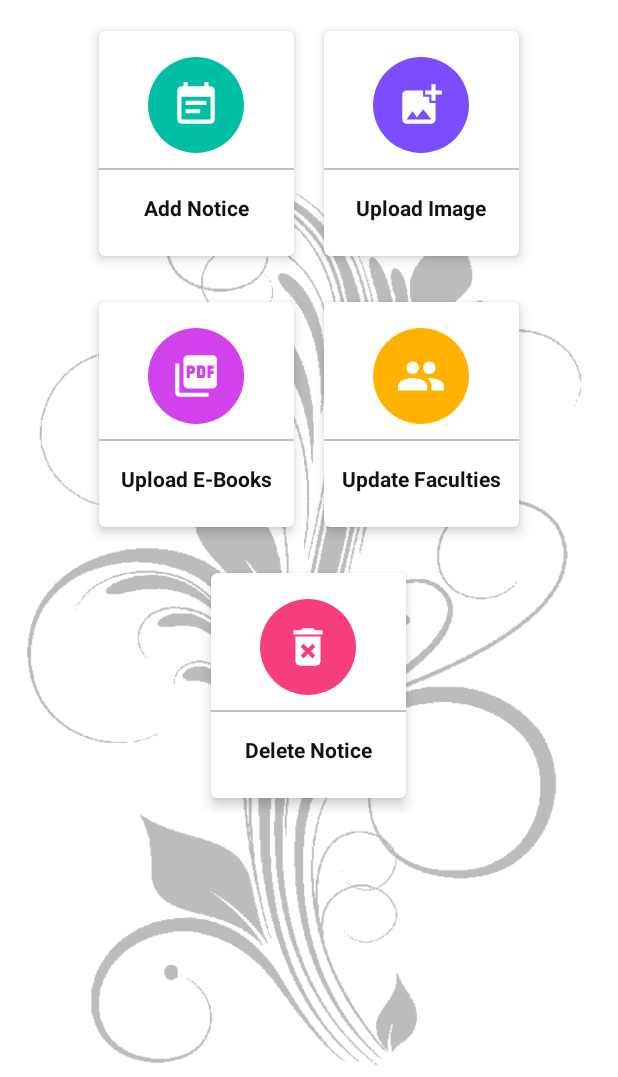
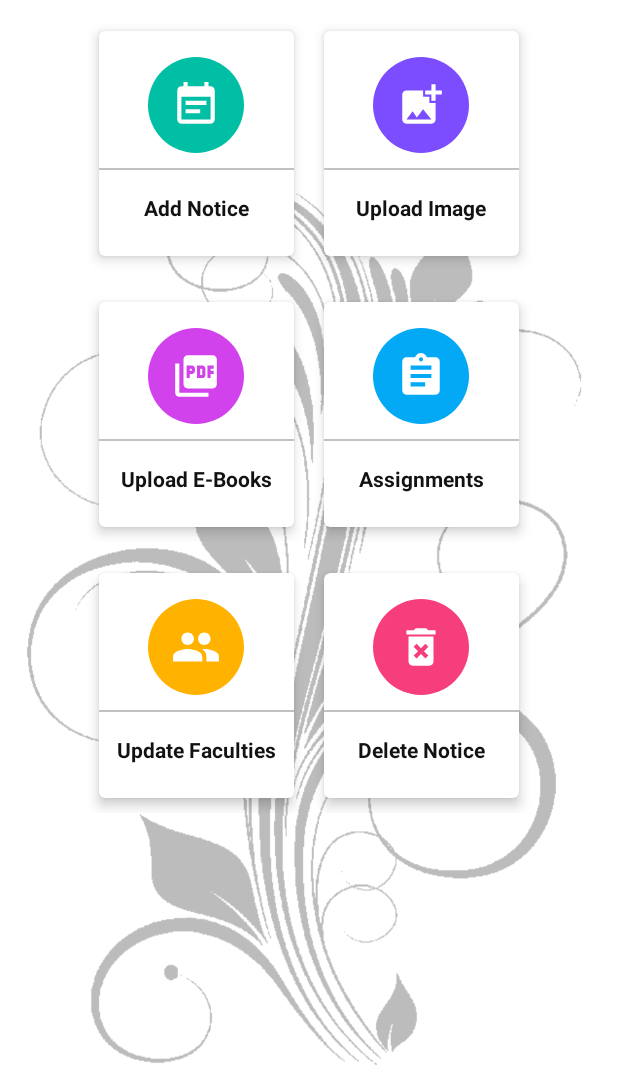
Before and after one commit to reedip-adhikary/College-Application, an Android app: the screen it shows after launch (MainActivity), on a phone screen of 412 x 824 dp, the part 159-1236 px from its top. Run offline under Robolectric (Android 15) with nearby library versions, the light colour scheme and no system bars.

Commit message:
gallery image selection & layout

```diff
--- a/AdminApp/app/src/main/java/com/appone/jainadmin/MainActivity.java
+++ b/AdminApp/app/src/main/java/com/appone/jainadmin/MainActivity.java
@@ -9,7 +9,7 @@ import android.view.View;
 
 public class MainActivity extends AppCompatActivity implements View.OnClickListener {
 
-    CardView uploadNotice;
+    CardView uploadNotice, addGalleryImage;
 
     @Override
     protected void onCreate(Bundle savedInstanceState) {
@@ -17,14 +17,23 @@ public class MainActivity extends AppCompatActivity implements View.OnClickListe
         setContentView(R.layout.activity_main);
 
         uploadNotice = findViewById(R.id.addNotice);
+        addGalleryImage = findViewById(R.id.addGalleryImage);
+
         uploadNotice.setOnClickListener(this);
+        addGalleryImage.setOnClickListener(this);
     }
 
     @Override
     public void onClick(View view) {
+        Intent intent;
         switch (view.getId()){
             case R.id.addNotice:
-                Intent intent =new Intent(MainActivity.this, UploadNotice.class);
+                intent =new Intent(MainActivity.this, UploadNotice.class);
+                startActivity(intent);
+                break;
+
+            case R.id.addGalleryImage:
+                intent =new Intent(MainActivity.this, UploadImage.class);
                 startActivity(intent);
                 break;
         }
--- /dev/null
+++ b/AdminApp/app/src/main/res/drawable/circle_blue.xml
@@ -0,0 +1,4 @@
+<?xml version="1.0" encoding="utf-8"?>
+<shape android:shape="oval" xmlns:android="http://schemas.android.com/apk/res/android">
+    <solid android:color="@color/blue"/>
+</shape>
--- /dev/null
+++ b/AdminApp/app/src/main/res/drawable/ic_assignment.xml
@@ -0,0 +1,5 @@
+<vector android:autoMirrored="true" android:height="24dp"
+    android:tint="#FFFFFF" android:viewportHeight="24"
+    android:viewportWidth="24" android:width="24dp" xmlns:android="http://schemas.android.com/apk/res/android">
+    <path android:fillColor="@android:color/white" android:pathData="M19,3h-4.18C14.4,1.84 13.3,1 12,1c-1.3,0 -2.4,0.84 -2.82,2L5,3c-1.1,0 -2,0.9 -2,2v14c0,1.1 0.9,2 2,2h14c1.1,0 2,-0.9 2,-2L21,5c0,-1.1 -0.9,-2 -2,-2zM12,3c0.55,0 1,0.45 1,1s-0.45,1 -1,1 -1,-0.45 -1,-1 0.45,-1 1,-1zM14,17L7,17v-2h7v2zM17,13L7,13v-2h10v2zM17,9L7,9L7,7h10v2z"/>
+</vector>
--- a/AdminApp/app/src/main/res/layout/activity_main.xml
+++ b/AdminApp/app/src/main/res/layout/activity_main.xml
@@ -151,6 +151,53 @@
             android:layout_width="130dp"
             android:layout_height="150dp"
             android:layout_margin="10dp"
+            android:id="@+id/addEbookAss"
+            app:cardElevation="5dp">
+
+            <LinearLayout
+                android:layout_width="match_parent"
+                android:layout_height="match_parent"
+                android:orientation="vertical"
+                android:gravity="center">
+
+                <ImageView
+                    android:layout_width="64dp"
+                    android:layout_height="64dp"
+                    android:background="@drawable/circle_blue"
+                    android:src="@drawable/ic_assignment"
+                    android:padding="15dp"/>
+
+                <View
+                    android:layout_width="match_parent"
+                    android:layout_height="1dp"
+                    android:background="@color/lightGray"
+                    android:layout_marginTop="10dp"/>
+
+                <TextView
+                    android:layout_width="wrap_content"
+                    android:layout_height="wrap_content"
+                    android:text="Assignments"
+                    android:textStyle="bold"
+                    android:padding="5dp"
+                    android:layout_marginTop="10dp"
+                    android:textColor="@color/textColor"/>
+
+            </LinearLayout>
+        </com.google.android.material.card.MaterialCardView>
+
+    </LinearLayout>
+
+    <LinearLayout
+        android:layout_width="match_parent"
+        android:layout_height="wrap_content"
+        android:orientation="horizontal"
+        android:gravity="center"
+        android:layout_margin="5dp">
+
+        <com.google.android.material.card.MaterialCardView
+            android:layout_width="130dp"
+            android:layout_height="150dp"
+            android:layout_margin="10dp"
             android:id="@+id/faculty"
             app:cardElevation="5dp">
 
@@ -184,15 +231,6 @@
 
             </LinearLayout>
         </com.google.android.material.card.MaterialCardView>
-
-    </LinearLayout>
-
-    <LinearLayout
-        android:layout_width="match_parent"
-        android:layout_height="wrap_content"
-        android:orientation="horizontal"
-        android:gravity="center"
-        android:layout_margin="5dp">
 
         <com.google.android.material.card.MaterialCardView
             android:layout_width="130dp"
--- a/AdminApp/app/src/main/res/values/colors.xml
+++ b/AdminApp/app/src/main/res/values/colors.xml
@@ -9,6 +9,7 @@
     <color name="yellow">#ffb300</color>
     <color name="green1">#00bfa5</color>
     <color name="pink">#d242ec</color>
+    <color name="blue">#03A9F4</color>
     <color name="red2">#f73e7c</color>
     <color name="lightGray">#c1c1c1</color>
     <color name="white">#ffffff</color>
```
Also changed, not shown: AdminApp/app/src/main/AndroidManifest.xml (+5 -3 lines), AdminApp/app/src/main/java/com/appone/jainadmin/UploadImage.java (added, +83 -0 lines), AdminApp/app/src/main/res/drawable/btn_dropdown.xml (added, +8 -0 lines), AdminApp/app/src/main/res/layout/activity_upload_image.xml (added, +86 -0 lines), 10 other files. Lines whose indentation alone changed are shown as unchanged.
